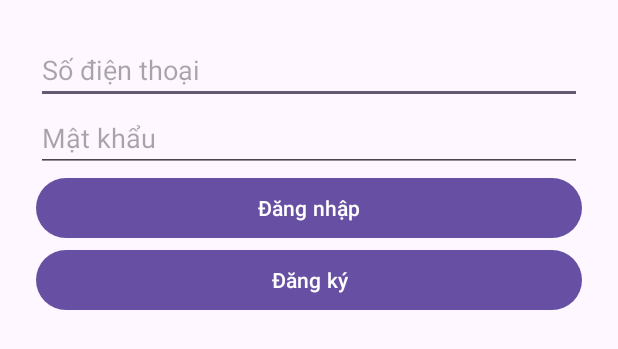
After one commit to danhquyen2004/ProjectAndroid, an Android app: the layout activity_login.xml on its own in the app's theme, with its tools: preview values and no code run, on a phone screen of 412 x 824 dp. The commit adds this screen. Shown: the top 349 px of the screen. Run offline under Robolectric (Android 15) with nearby library versions, the phone set to English and light mode, and no system bars.

Commit message:
update login

```diff
--- a/Android/app/src/main/java/com/example/tlupickleball/activities/MainActivity.java
+++ b/Android/app/src/main/java/com/example/tlupickleball/activities/MainActivity.java
@@ -1,5 +1,6 @@
 package com.example.tlupickleball.activities;
 
+import android.content.Intent;
 import android.os.Bundle;
 import android.widget.Toast;
 
@@ -12,6 +13,7 @@ import androidx.core.view.WindowInsetsCompat;
 import com.example.tlupickleball.R;
 import com.google.firebase.FirebaseApp;
 import com.google.firebase.auth.FirebaseAuth;
+import com.google.firebase.auth.FirebaseUser;
 import com.google.firebase.firestore.FirebaseFirestore;
 
 public class MainActivity extends AppCompatActivity {
--- a/Android/app/src/main/java/com/example/tlupickleball/activities/OtpActivity.java
+++ b/Android/app/src/main/java/com/example/tlupickleball/activities/OtpActivity.java
@@ -3,6 +3,7 @@ package com.example.tlupickleball.activities;
 import static com.example.tlupickleball.apis.UserApi.sendSubmitAccount;
 
 import android.os.Bundle;
+import android.util.Log;
 import android.widget.Button;
 import android.widget.EditText;
 import android.widget.Toast;
@@ -44,6 +45,7 @@ public class OtpActivity extends AppCompatActivity {
                             FirebaseAuth.getInstance().getCurrentUser().getIdToken(true)
                                     .addOnSuccessListener(result -> {
                                         String idToken = result.getToken();
+                                        Log.d("TOKEN", idToken);
                                         sendSubmitAccount(this, idToken, phone, password); // ✅ gọi API
                                     });
                         } else {
--- a/Android/app/src/main/java/com/example/tlupickleball/apis/UserApi.java
+++ b/Android/app/src/main/java/com/example/tlupickleball/apis/UserApi.java
@@ -17,7 +17,7 @@ import okhttp3.*;
 public class UserApi {
 
     public static void sendSubmitAccount(Context context, String token, String phone, String password) {
-        String url = "https://<region>-<project>.cloudfunctions.net/submitAccount";
+        String url = "https://us-central1-tlu-pickleball-459716.cloudfunctions.net/submitAccount";
 
         OkHttpClient client = new OkHttpClient();
         JSONObject body = new JSONObject();
@@ -52,7 +52,7 @@ public class UserApi {
         });
     }
     public static void sendSubmitProfile(Context context, String token, String name, String dob, String gender) {
-        String url = "https://<region>-<project>.cloudfunctions.net/submitProfile";
+        String url = "https://us-central1-tlu-pickleball-459716.cloudfunctions.net/submitProfile";
 
         OkHttpClient client = new OkHttpClient();
         JSONObject body = new JSONObject();
--- /dev/null
+++ b/Android/app/src/main/res/layout/activity_login.xml
@@ -0,0 +1,29 @@
+<LinearLayout xmlns:android="http://schemas.android.com/apk/res/android"
+    android:orientation="vertical" android:padding="24dp"
+    android:layout_width="match_parent" android:layout_height="match_parent">
+
+    <EditText
+        android:id="@+id/edtPhone"
+        android:hint="Số điện thoại"
+        android:inputType="phone"
+        android:layout_width="match_parent"
+        android:layout_height="wrap_content" />
+
+    <EditText
+        android:id="@+id/edtPassword"
+        android:hint="Mật khẩu"
+        android:inputType="textPassword"
+        android:layout_width="match_parent"
+        android:layout_height="wrap_content" />
+
+    <Button
+        android:id="@+id/btnLogin"
+        android:text="Đăng nhập"
+        android:layout_width="match_parent"
+        android:layout_height="wrap_content" />
+    <Button
+        android:id="@+id/btnRegister"
+        android:text="Đăng ký"
+        android:layout_width="match_parent"
+        android:layout_height="wrap_content" />
+</LinearLayout>
```
Also changed, not shown: Android/app/src/main/AndroidManifest.xml (+10 -7 lines), Android/app/src/main/java/com/example/tlupickleball/activities/LoginActivity.java (added, +86 -0 lines), Android/app/src/main/res/layout/activity_main.xml (+9 -27 lines), 7 other files.
